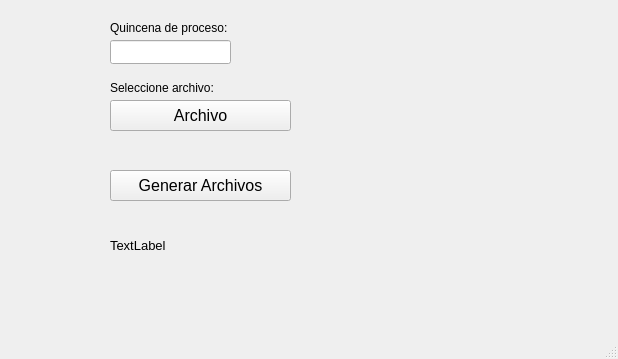
Above: main.ui from kyiorisan/generador_conceptos before the change. Below: the same form after it.
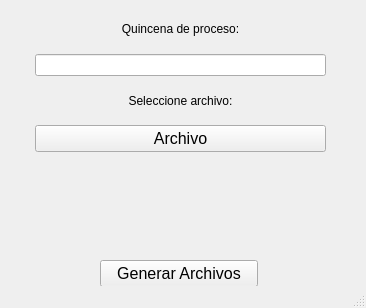
That is the form after the change.

Commit message: - Se agrega manejo de errores en el main.py y en generador_ss.py - Se agrega texto con la url del archivo que se selecciona.

Patch:
```diff
--- a/main.ui
+++ b/main.ui
@@ -6,95 +6,109 @@
             <rect>
                 <x>0</x>
                 <y>0</y>
-                <width>618</width>
-                <height>359</height>
+                <width>366</width>
+                <height>308</height>
             </rect>
         </property>
         <property name="windowTitle">
             <string>MainWindow</string>
         </property>
         <widget class="QWidget" name="centralwidget">
-            <widget class="QPushButton" name="botonArchivo">
+            <widget class="QWidget" name="verticalLayoutWidget_2">
                 <property name="geometry">
                     <rect>
-                        <x>110</x>
-                        <y>100</y>
-                        <width>181</width>
-                        <height>31</height>
+                        <x>20</x>
+                        <y>10</y>
+                        <width>321</width>
+                        <height>191</height>
                     </rect>
                 </property>
-                <property name="font">
-                    <font>
-                        <family>Segoe UI</family>
-                        <pointsize>12</pointsize>
-                    </font>
-                </property>
-                <property name="text">
-                    <string>Archivo</string>
-                </property>
-            </widget>
-            <widget class="QLabel" name="etiqueta">
-                <property name="geometry">
-                    <rect>
-                        <x>110</x>
-                        <y>230</y>
-                        <width>421</width>
-                        <height>31</height>
-                    </rect>
-                </property>
-                <property name="font">
-                    <font>
-                        <family>Segoe UI</family>
-                        <pointsize>10</pointsize>
-                    </font>
-                </property>
-                <property name="text">
-                    <string>TextLabel</string>
-                </property>
-            </widget>
-            <widget class="QLineEdit" name="qna_proc_edit">
-                <property name="geometry">
-                    <rect>
-                        <x>110</x>
-                        <y>40</y>
-                        <width>121</width>
-                        <height>24</height>
-                    </rect>
-                </property>
-            </widget>
-            <widget class="QLabel" name="label_fecha">
-                <property name="geometry">
-                    <rect>
-                        <x>110</x>
-                        <y>20</y>
-                        <width>131</width>
-                        <height>16</height>
-                    </rect>
-                </property>
-                <property name="text">
-                    <string>Quincena de proceso:</string>
-                </property>
-            </widget>
-            <widget class="QLabel" name="label">
-                <property name="geometry">
-                    <rect>
-                        <x>110</x>
-                        <y>80</y>
-                        <width>111</width>
-                        <height>16</height>
-                    </rect>
-                </property>
-                <property name="text">
-                    <string>Seleccione archivo:</string>
-                </property>
+                <layout class="QVBoxLayout" name="verticalLayout_2">
+                    <property name="sizeConstraint">
+                        <enum>QLayout::SetDefaultConstraint</enum>
+                    </property>
+                    <property name="leftMargin">
+                        <number>15</number>
+                    </property>
+                    <property name="rightMargin">
+                        <number>15</number>
+                    </property>
+                    <property name="bottomMargin">
+                        <number>5</number>
+                    </property>
+                    <item>
+                        <widget class="QLabel" name="label_fecha">
+                            <property name="text">
+                                <string>Quincena de proceso:</string>
+                            </property>
+                            <property name="alignment">
+                                <set>Qt::AlignCenter</set>
+                            </property>
+                        </widget>
+                    </item>
+                    <item>
+                        <widget class="QLineEdit" name="qna_proc_edit"/>
+                    </item>
+                    <item>
+                        <widget class="QLabel" name="label">
+                            <property name="sizePolicy">
+                                <sizepolicy hsizetype="Preferred" vsizetype="Preferred">
+                                    <horstretch>1</horstretch>
+                                    <verstretch>0</verstretch>
+                                </sizepolicy>
+                            </property>
+                            <property name="text">
+                                <string>Seleccione archivo:</string>
+                            </property>
+                            <property name="alignment">
+                                <set>Qt::AlignCenter</set>
+                            </property>
+                        </widget>
+                    </item>
+                    <item>
+                        <widget class="QPushButton" name="botonArchivo">
+                            <property name="font">
+                                <font>
+                                    <family>Segoe UI</family>
+                                    <pointsize>12</pointsize>
+                                </font>
+                            </property>
+                            <property name="text">
+                                <string>Archivo</string>
+                            </property>
+                            <property name="default">
+                                <bool>false</bool>
+                            </property>
+                            <property name="flat">
+                                <bool>false</bool>
+                            </property>
+                        </widget>
+                    </item>
+                    <item>
+                        <widget class="QLabel" name="dirArchivo">
+                            <property name="text">
+                                <string/>
+                            </property>
+                            <property name="textFormat">
+                                <enum>Qt::PlainText</enum>
+                            </property>
+                            <property name="alignment">
+                                <set>Qt::AlignCenter</set>
+                            </property>
+                            <property name="wordWrap">
+                                <bool>true</bool>
+                            </property>
+                        </widget>
+                    </item>
+                </layout>
             </widget>
             <widget class="QPushButton" name="generarSS">
                 <property name="geometry">
                     <rect>
-                        <x>110</x>
-                        <y>170</y>
-                        <width>181</width>
-                        <height>31</height>
+                        <x>100</x>
+                        <y>260</y>
+                        <width>158</width>
+                        <height>27</height>
                     </rect>
                 </property>
                 <property name="font">
```
The commit also changes 2 other files.
